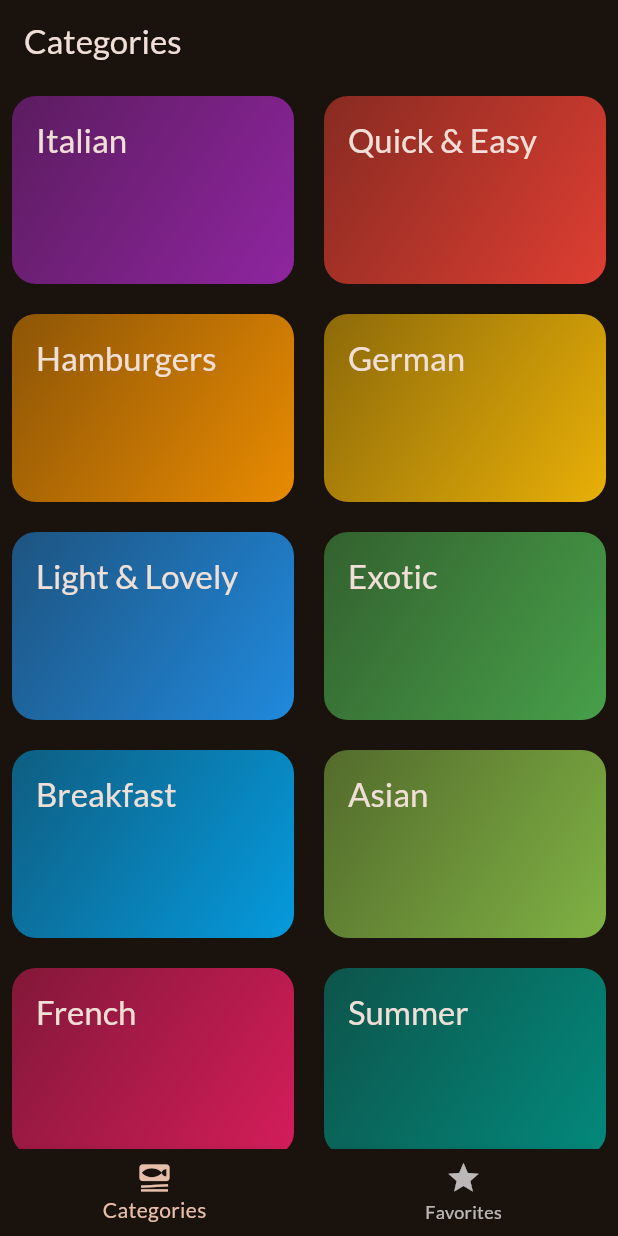
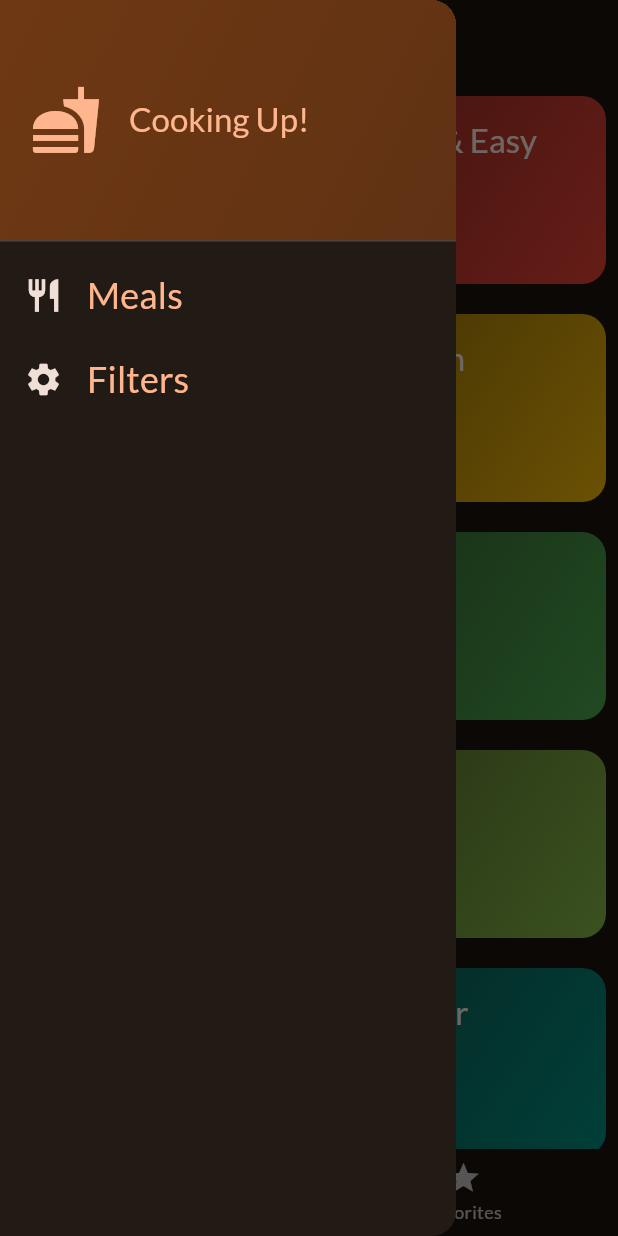
Before and after one commit to WaleedAlaql/meals-app, a Flutter app: the screen it shows after launch, with the side drawer open (before the commit the screen has no drawer), on a phone screen of 412 x 824 dp. Run offline on Flutter 3.47's test engine with Material 3 defaults, Android fonts, the phone set to English and light mode, and no system bars; our stand-ins replace google_fonts, transparent_image.

Commit message:
Adding a Side Drawer

```diff
--- a/lib/screens/categories.dart
+++ b/lib/screens/categories.dart
@@ -1,11 +1,17 @@
 import 'package:flutter/material.dart';
 import 'package:meals_app/data/dummy_data.dart';
 import 'package:meals_app/models/category.dart';
+import 'package:meals_app/models/meal.dart';
 import 'package:meals_app/screens/meals.dart';
 import 'package:meals_app/widgets/category_grid_item.dart';
 
 class CategoriesScreen extends StatelessWidget {
-  const CategoriesScreen({super.key});
+  const CategoriesScreen({
+    super.key,
+    required this.onToggleFavorite,
+  });
+
+  final void Function(Meal meal) onToggleFavorite;
 
   void selectCategory(BuildContext context, Category category) {
     final filteredMeals = dummyMeals
@@ -17,6 +23,7 @@ class CategoriesScreen extends StatelessWidget {
         builder: (ctx) => MealsScreen(
           title: category.title,
           meals: filteredMeals,
+          onToggleFavorite: onToggleFavorite,
         ),
       ),
     ); // Navigator.push(context, route) is alternative to Navigator.of(context).push(route)
--- a/lib/screens/tabs.dart
+++ b/lib/screens/tabs.dart
@@ -1,6 +1,8 @@
 import 'package:flutter/material.dart';
 import 'package:meals_app/screens/categories.dart';
 import 'package:meals_app/screens/meals.dart';
+import 'package:meals_app/models/meal.dart';
+import 'package:meals_app/widgets/main_drawer.dart';
 
 class TabsScreen extends StatefulWidget {
   const TabsScreen({super.key});
@@ -13,6 +15,32 @@ class TabsScreen extends StatefulWidget {
 
 class _TabsScreenState extends State<TabsScreen> {
   int selectedPageIndex = 0;
+  final List<Meal> favoriteMeals = [];
+
+  void showInfoMessage(String message) {
+    ScaffoldMessenger.of(context).clearSnackBars();
+    ScaffoldMessenger.of(context).showSnackBar(
+      SnackBar(
+        content: Text(message),
+      ),
+    );
+  }
+
+  void toggleMealFavoriteStatus(Meal meal) {
+    final isExisting = favoriteMeals.contains(meal);
+
+    if (isExisting) {
+      setState(() {
+        favoriteMeals.remove(meal);
+      });
+      showInfoMessage('Meal is no longer a favorite.');
+    } else {
+      setState(() {
+        favoriteMeals.add(meal);
+        showInfoMessage('Marked as a favorite!');
+      });
+    }
+  }
 
   void selectPage(int index) {
     setState(() {
@@ -22,17 +50,23 @@ class _TabsScreenState extends State<TabsScreen> {
 
   @override
   Widget build(BuildContext context) {
-    Widget activeScreen = const CategoriesScreen();
+    Widget activeScreen = CategoriesScreen(
+      onToggleFavorite: toggleMealFavoriteStatus,
+    );
     var activePageTitle = 'Categories';
 
     if (selectedPageIndex == 1) {
-      activeScreen = const MealsScreen(meals: []);
+      activeScreen = MealsScreen(
+        meals: favoriteMeals,
+        onToggleFavorite: toggleMealFavoriteStatus,
+      );
       activePageTitle = 'Your Favorites';
     }
     return Scaffold(
       appBar: AppBar(
         title: Text(activePageTitle),
       ),
+      drawer: const MainDrawer(),
       body: activeScreen,
       bottomNavigationBar: BottomNavigationBar(
         onTap: selectPage,
--- /dev/null
+++ b/lib/widgets/main_drawer.dart
@@ -0,0 +1,77 @@
+import 'package:flutter/material.dart';
+
+class MainDrawer extends StatelessWidget {
+  const MainDrawer({super.key});
+
+  @override
+  Widget build(BuildContext context) {
+    return Drawer(
+      child: Column(
+        children: [
+          DrawerHeader(
+            padding: const EdgeInsets.all(20),
+            decoration: BoxDecoration(
+              gradient: LinearGradient(
+                colors: [
+                  Theme.of(context).colorScheme.primaryContainer,
+                  Theme.of(context)
+                      .colorScheme
+                      .primaryContainer
+                      .withOpacity(0.8),
+                ],
+                begin: Alignment.topLeft,
+                end: Alignment.bottomRight,
+              ),
+            ),
+            child: Row(
+              children: [
+                Icon(
+                  Icons.fastfood,
+                  size: 48,
+                  color: Theme.of(context).colorScheme.primary,
+                ),
+                const SizedBox(width: 18),
+                Text(
+                  'Cooking Up!',
+                  style: Theme.of(context).textTheme.titleLarge!.copyWith(
+                        color: Theme.of(context).colorScheme.primary,
+                      ),
+                )
+              ],
+            ),
+          ),
+          ListTile(
+            leading: Icon(
+              Icons.restaurant,
+              size: 26,
+              color: Theme.of(context).colorScheme.onSurface,
+            ),
+            title: Text(
+              'Meals',
+              style: Theme.of(context).textTheme.titleSmall!.copyWith(
+                    color: Theme.of(context).colorScheme.primary,
+                    fontSize: 24,
+                  ),
+            ),
+            onTap: () {},
+          ),
+          ListTile(
+            leading: Icon(
+              Icons.settings,
+              size: 26,
+              color: Theme.of(context).colorScheme.onSurface,
+            ),
+            title: Text(
+              'Filters',
+              style: Theme.of(context).textTheme.titleSmall!.copyWith(
+                    color: Theme.of(context).colorScheme.primary,
+                    fontSize: 24,
+                  ),
+            ),
+            onTap: () {},
+          ),
+        ],
+      ),
+    );
+  }
+}
```
Also changed, not shown: lib/screens/meal_details.dart (+11 -4 lines), lib/screens/meals.dart (+10 -6 lines).
